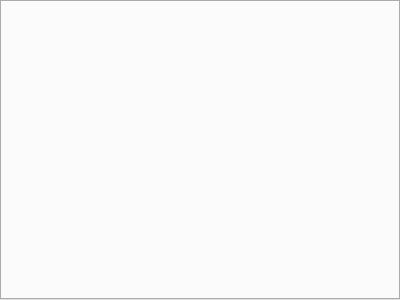
The window that resource/ui_helpdialog.ui (marcoRitter/PackGen) describes before a commit, drawn with Qt 5.
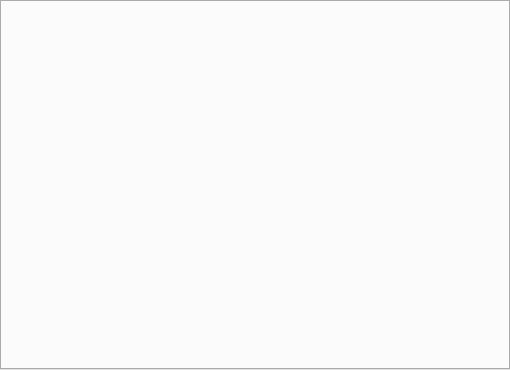
The same window after the commit.

Commit message: fixed problem with help dialog / added function to write info txt for each object

What changed in the file:
```diff
--- a/resource/ui_helpdialog.ui
+++ b/resource/ui_helpdialog.ui
@@ -5,8 +5,8 @@
    <rect>
     <x>0</x>
     <y>0</y>
-    <width>400</width>
-    <height>300</height>
+    <width>510</width>
+    <height>370</height>
    </rect>
   </property>
   <property name="windowTitle">
```
Left out of the diff: 3 changed lines with no effect on the pictures. The commit also changes 5 other files.
